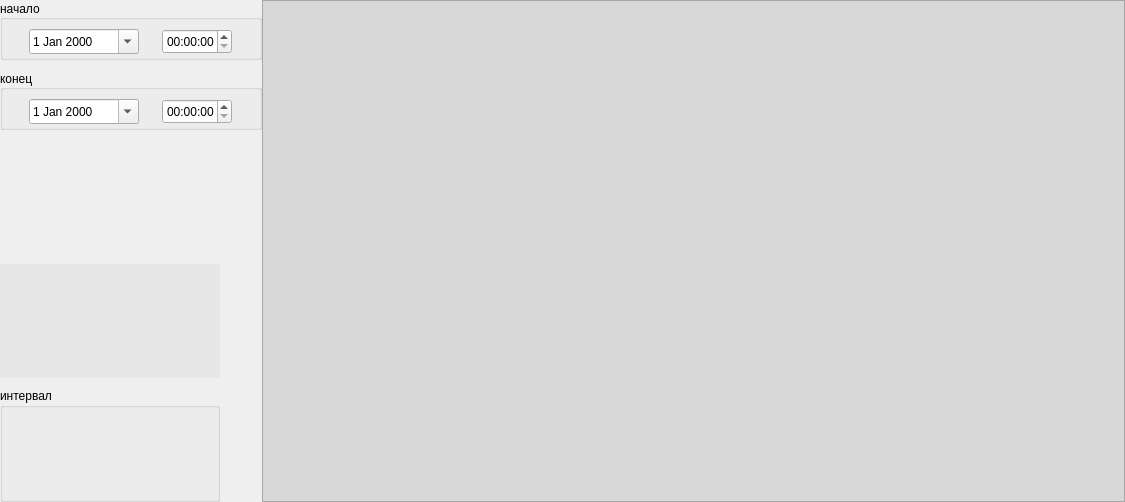
This is programm/gui/ui/graph_form.ui in zaswed76/cstat as Qt 5 draws it before an edit. The edited form follows.
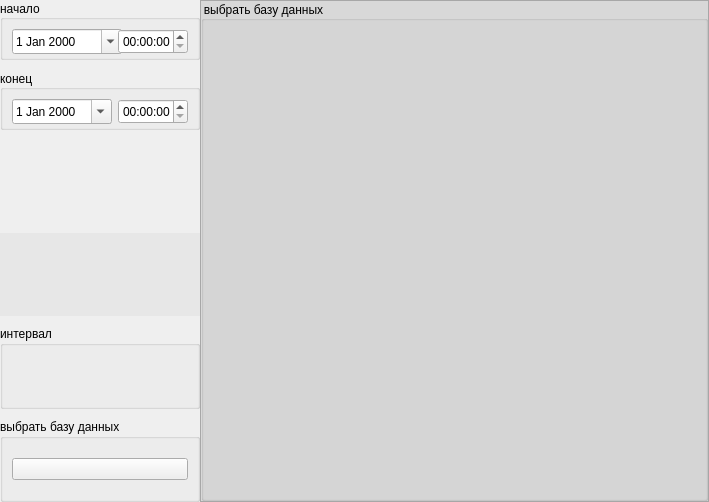
This is the edited form.

```diff
--- a/programm/gui/ui/graph_form.ui
+++ b/programm/gui/ui/graph_form.ui
@@ -6,7 +6,7 @@
    <rect>
     <x>0</x>
     <y>0</y>
-    <width>1125</width>
+    <width>709</width>
     <height>502</height>
    </rect>
   </property>
@@ -284,6 +284,28 @@
        </layout>
       </widget>
      </item>
+     <item>
+      <widget class="QGroupBox" name="groupBox_2">
+       <property name="styleSheet">
+        <string notr="true">font: 12pt &quot;MS Shell Dlg 2&quot;;</string>
+       </property>
+       <property name="title">
+        <string>выбрать базу данных</string>
+       </property>
+       <layout class="QHBoxLayout" name="horizontalLayout_7">
+        <item>
+         <widget class="QPushButton" name="shoose_db">
+          <property name="styleSheet">
+           <string notr="true">font: italic 10pt &quot;Consolas&quot;;</string>
+          </property>
+          <property name="text">
+           <string/>
+          </property>
+         </widget>
+        </item>
+       </layout>
+      </widget>
+     </item>
     </layout>
    </item>
    <item>
@@ -330,6 +352,33 @@
         <property name="spacing">
          <number>0</number>
         </property>
+        <item>
+         <widget class="QGroupBox" name="groupBox">
+          <property name="styleSheet">
+           <string notr="true">font: 12pt &quot;MS Shell Dlg 2&quot;;</string>
+          </property>
+          <property name="title">
+           <string>выбрать базу данных</string>
+          </property>
+          <layout class="QHBoxLayout" name="horizontalLayout_6">
+           <property name="spacing">
+            <number>4</number>
+           </property>
+           <property name="leftMargin">
+            <number>0</number>
+           </property>
+           <property name="topMargin">
+            <number>0</number>
+           </property>
+           <property name="rightMargin">
+            <number>0</number>
+           </property>
+           <property name="bottomMargin">
+            <number>0</number>
+           </property>
+          </layout>
+         </widget>
+        </item>
        </layout>
       </item>
      </layout>
```
